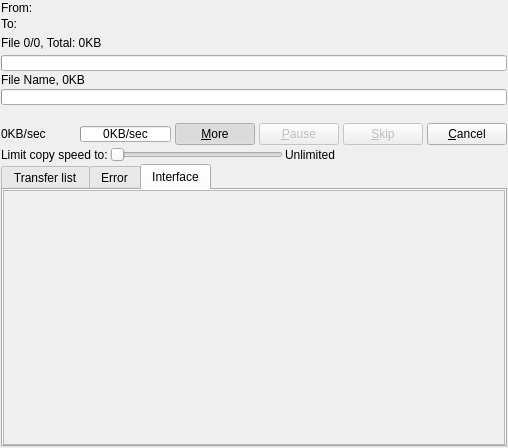
First picture: the form in plugins/Themes/Oxygen/interface.ui, repository alphaonex86/Ultracopier, before the edit.
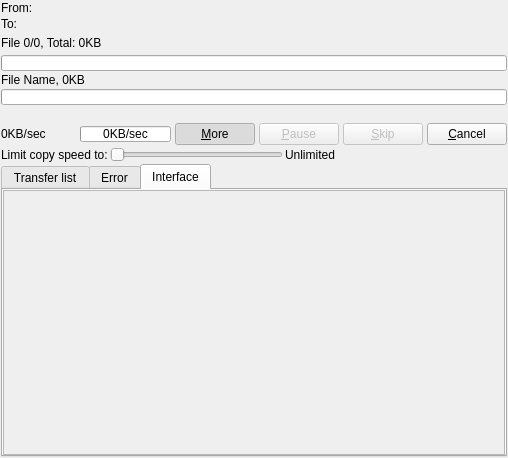
Second picture: the form after the edit. The open tabs and pages were chosen to show the change. Icons and pictures are not drawn.

The edit to the form file:
```diff
--- a/plugins/Themes/Oxygen/interface.ui
+++ b/plugins/Themes/Oxygen/interface.ui
@@ -7,7 +7,7 @@
     <x>0</x>
     <y>0</y>
     <width>508</width>
-    <height>448</height>
+    <height>458</height>
    </rect>
   </property>
   <property name="windowTitle">
@@ -757,7 +757,7 @@
            <rect>
             <x>0</x>
             <y>0</y>
-            <width>492</width>
+            <width>500</width>
             <height>227</height>
            </rect>
           </property>
```
Left out of the diff: 24 changed lines with no effect on the pictures.
